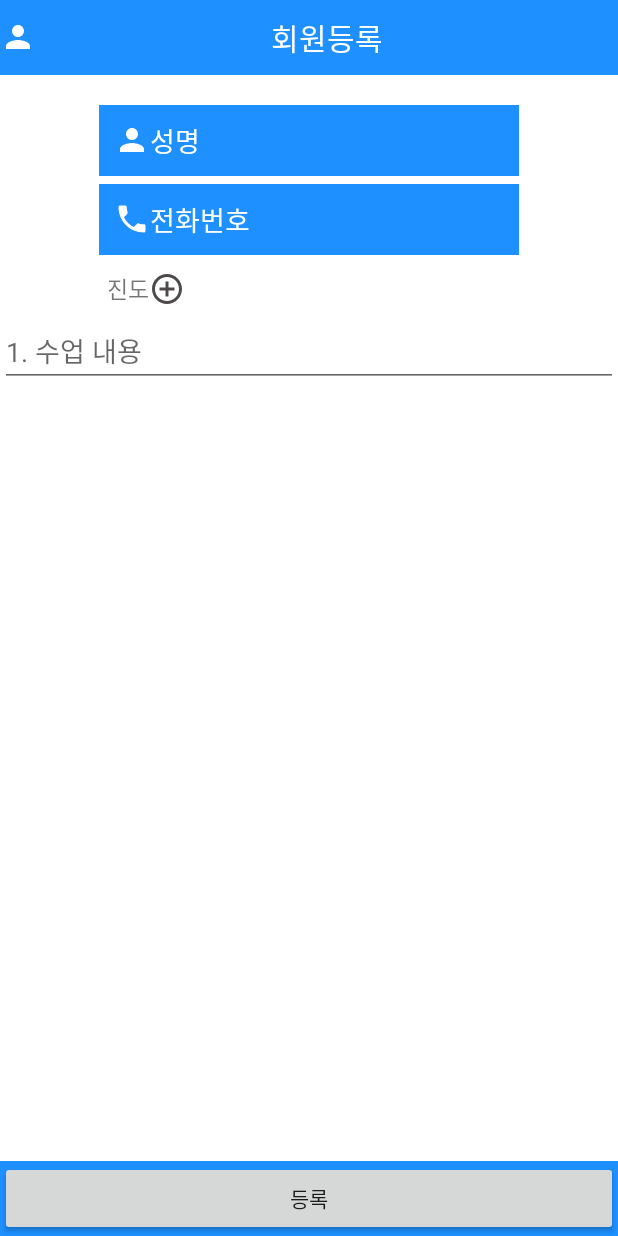
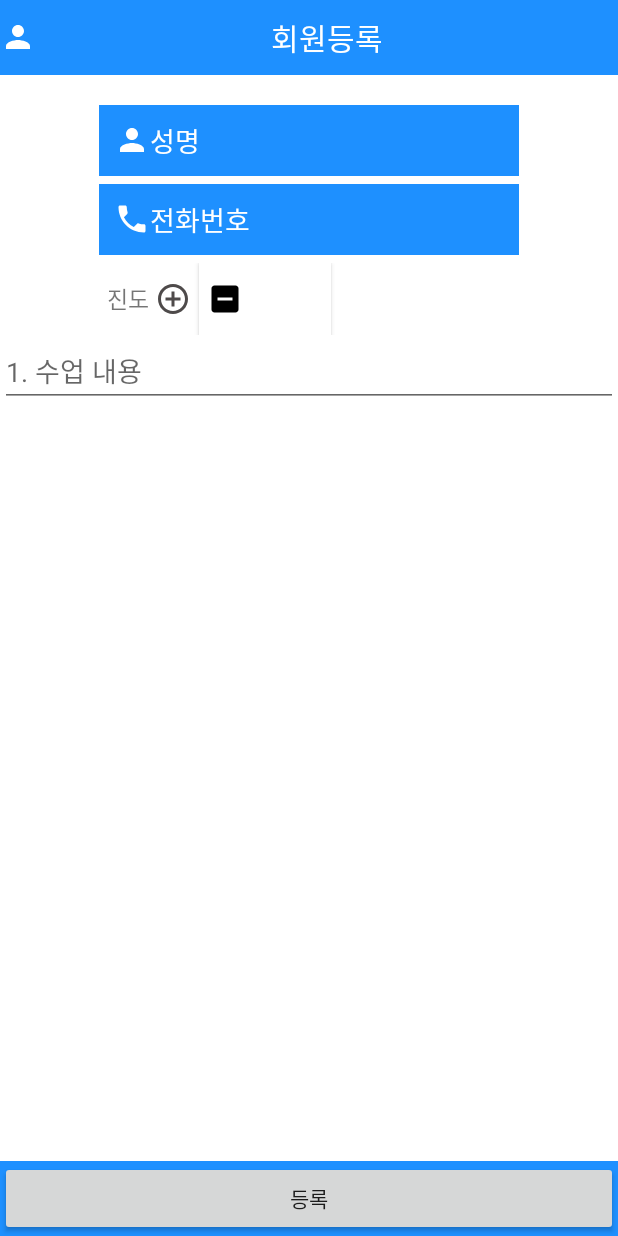
Before and after one commit to bluesky0960/mobile_project, an Android app: the RegisterActivity screen opened directly, with no data from a screen before it, after a tap on "진도", on a phone screen of 412 x 824 dp. Run offline under Robolectric (Android 15) with nearby library versions, the phone set to English and light mode, and no system bars; our stand-ins replace Firebase (no records; nobody signed in at launch, a user with empty details on screens opened directly).

Commit message:
수업 줄이기 기능 추가

```diff
--- /dev/null
+++ b/MMA_ver1/app/src/main/res/drawable/ic_indeterminate_check_box_black_24dp.xml
@@ -0,0 +1,5 @@
+<vector android:height="24dp" android:tint="#000000"
+    android:viewportHeight="24.0" android:viewportWidth="24.0"
+    android:width="24dp" xmlns:android="http://schemas.android.com/apk/res/android">
+    <path android:fillColor="#FF000000" android:pathData="M19,3L5,3c-1.1,0 -2,0.9 -2,2v14c0,1.1 0.9,2 2,2h14c1.1,0 2,-0.9 2,-2L21,5c0,-1.1 -0.9,-2 -2,-2zM17,13L7,13v-2h10v2z"/>
+</vector>
--- a/MMA_ver1/app/src/main/res/layout/activity_register.xml
+++ b/MMA_ver1/app/src/main/res/layout/activity_register.xml
@@ -71,12 +71,20 @@
                     android:layout_width="wrap_content"
                     android:layout_height="wrap_content"
                     android:layout_gravity="center"
-                    android:text="진도"
+                    android:text="진도 "
                     android:textSize="15dp"
                     android:drawableRight="@drawable/ic_control_point_black_24dp"
                     android:textAlignment="center"
                     android:padding="5dp"
                     android:id="@+id/classBtn"/>
+                <Button
+                    android:layout_width="wrap_content"
+                    android:layout_height="wrap_content"
+                    android:background="#ffffff"
+                    android:drawableLeft="@drawable/ic_indeterminate_check_box_black_24dp"
+                    android:layout_gravity="center"
+                    android:padding="5dp"
+                    android:id="@+id/minusBtn"/>
 
 
 
```
Also changed, not shown: MMA_ver1/app/src/main/java/com/kmu/mma_ver1/MainActivity.java (+43 -3 lines), MMA_ver1/app/src/main/java/com/kmu/mma_ver1/RegisterActivity.java (+16 -0 lines).
